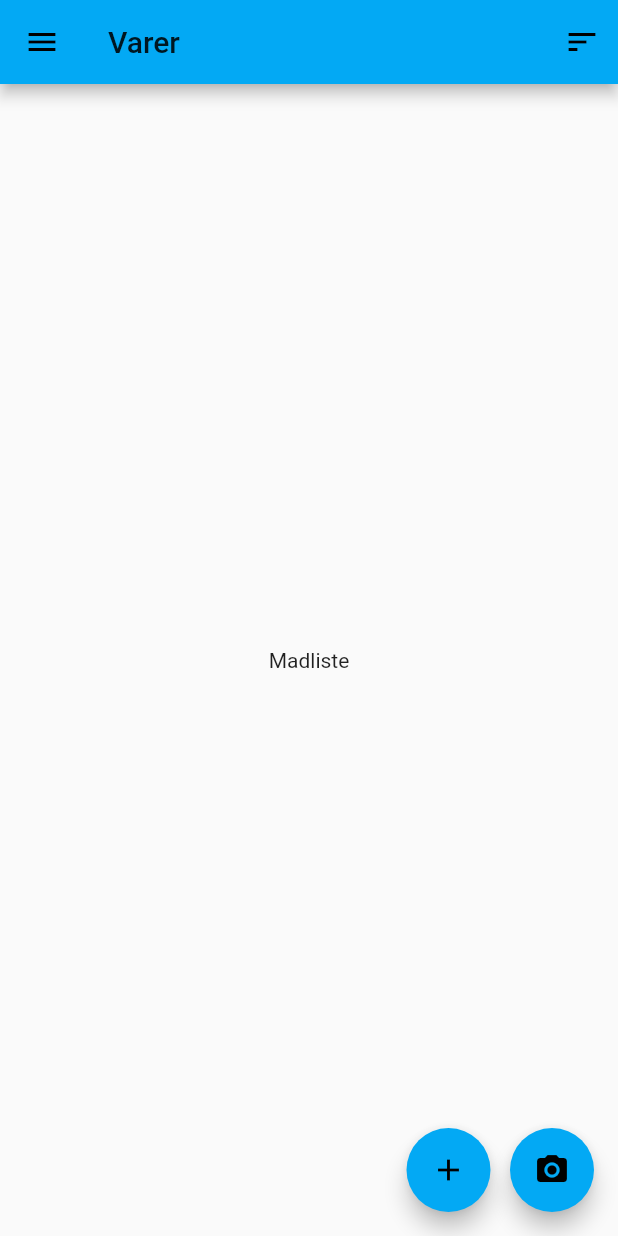
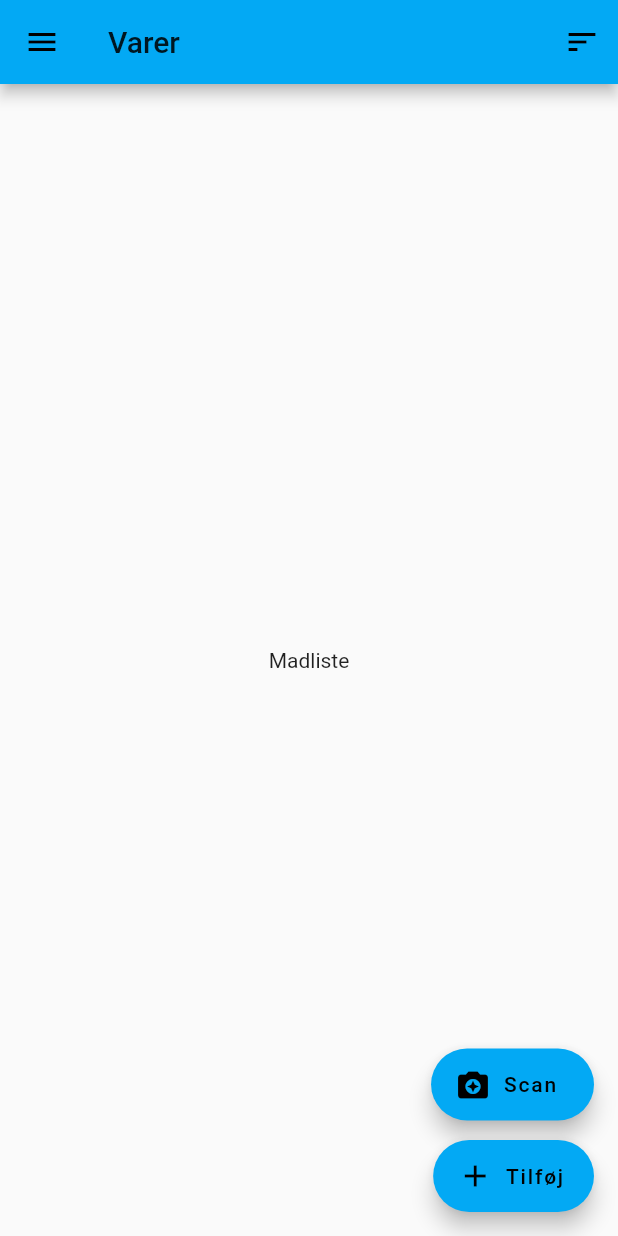
Before and after one commit to vodofrede/madspilds-app, a Flutter app: the screen it shows after launch, on a phone screen of 412 x 824 dp. Run offline on Flutter 3.47's test engine with Material 2 defaults, Android fonts, the phone set to English and light mode, and no system bars; our stand-ins replace shared_preferences; missing offline and left inert: barcode_scan.

```diff
--- a/lib/forside.dart
+++ b/lib/forside.dart
@@ -23,23 +23,25 @@ class ForsideState extends State<Forside> {
         child: Text("Madliste"),
       ),
       floatingActionButtonLocation: FloatingActionButtonLocation.endFloat,
-      floatingActionButton: Row(
+      floatingActionButton: Column(
         crossAxisAlignment: CrossAxisAlignment.end,
         mainAxisAlignment: MainAxisAlignment.end,
         children: <Widget>[
-          FloatingActionButton(
+          FloatingActionButton.extended(
             heroTag: null,
-            child: Icon(Icons.add),
+            label: Text("Scan "),
+            icon: Icon(Icons.camera_enhance),
             onPressed: () {
-              Navigator.of(context).pushNamed('/varetyper');
+              Navigator.of(context).pushNamed('/stregkodescanner');
             },
           ),
           Container(width: 13.0, height: 13.0),
-          FloatingActionButton(
+          FloatingActionButton.extended(
             heroTag: null,
-            child: Icon(Icons.camera_alt),
+            label: Text("Tilføj"),
+            icon: Icon(Icons.add),
             onPressed: () {
-              Navigator.of(context).pushNamed('/stregkodescanner');
+              Navigator.of(context).pushNamed('/varetyper');
             },
           ),
         ],
--- a/lib/indstillinger.dart
+++ b/lib/indstillinger.dart
@@ -1,4 +1,5 @@
 import 'package:flutter/material.dart';
+import 'package:shared_preferences/shared_preferences.dart';
 
 class Indstillinger extends StatelessWidget {
   @override
--- a/lib/main.dart
+++ b/lib/main.dart
@@ -1,4 +1,5 @@
 import 'package:flutter/material.dart';
+
 import 'forside.dart';
 import 'varetyper.dart';
 import 'indstillinger.dart';
@@ -17,7 +18,7 @@ class Varer extends StatelessWidget {
       home: Forside(),
       routes: <String, WidgetBuilder> {
         '/forside': (BuildContext context) => new Forside(),
-        '/varetyper': (BuildContext context) => new VareTyper(),
+        '/varetyper': (BuildContext context) => new VareTypeListe(),
         '/indstillinger': (BuildContext context) => new Indstillinger(),
         '/stregkodescanner': (BuildContext context) => new StregkodeScanner(),
       },
--- /dev/null
+++ b/lib/varetype_data.dart
@@ -0,0 +1,6 @@
+class VareType {
+  final String vareNavn;
+  final String varighed;
+
+  const VareType({this.vareNavn, this.varighed});
+}
--- a/pubspec.yaml
+++ b/pubspec.yaml
@@ -23,6 +23,8 @@ dependencies:
   # The following adds the Cupertino Icons font to your application.
   # Use with the CupertinoIcons class for iOS style icons.
   cupertino_icons: ^0.1.2
+  barcode_scan: ^0.0.3
+  shared_preferences: ^0.5.2
 
 dev_dependencies:
   flutter_test:
```
Also changed, not shown: lib/stregkodescan.dart (+43 -2 lines), lib/varetyper.dart (+10 -1 lines), pubspec.lock, 3 other files.
